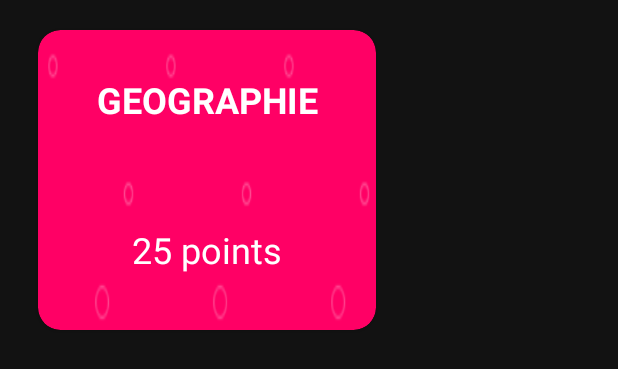
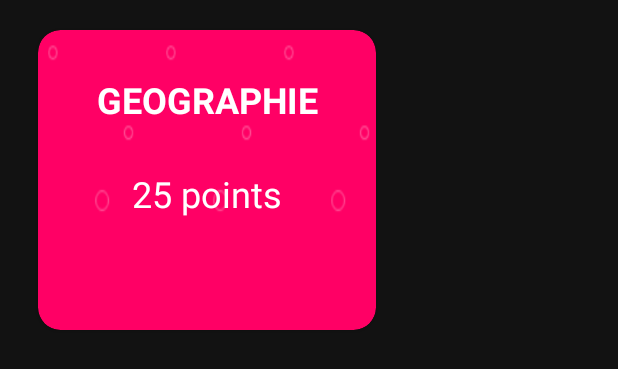
Before and after one commit to stevinho29/Quizzy-android-app, an Android app: the layout palmares_category.xml on its own in the app's theme, with its tools: preview values and no code run, on a phone screen of 412 x 824 dp. Shown: the top 369 px of the screen. Run offline under Robolectric (Android 15) with nearby library versions, the phone set to English and light mode, and no system bars.

Commit message:
Palmares OK

```diff
--- a/quizzy/app/src/main/java/com/example/quizzy/PalmaresActivity.java
+++ b/quizzy/app/src/main/java/com/example/quizzy/PalmaresActivity.java
@@ -49,7 +49,7 @@ public class PalmaresActivity extends AppCompatActivity  implements CategoryList
         adapter = new PalmaresCategoryAdapter(categoryList, this);
         rv = findViewById(R.id.palmares_category_recycler);
         // Set layout manager to position the items
-        rv.setLayoutManager(new LinearLayoutManager(this, LinearLayoutManager.HORIZONTAL, true));
+        rv.setLayoutManager(new LinearLayoutManager(this, LinearLayoutManager.HORIZONTAL, false));
         rv.setAdapter(adapter);
 
         adapter.setCategoryListener(mListener);
--- a/quizzy/app/src/main/java/com/example/quizzy/adapter/PalmaresCategoryAdapter.java
+++ b/quizzy/app/src/main/java/com/example/quizzy/adapter/PalmaresCategoryAdapter.java
@@ -7,14 +7,12 @@ import android.view.View;
 import android.view.ViewGroup;
 import android.widget.TextView;
 
-import androidx.annotation.NonNull;
 import androidx.recyclerview.widget.RecyclerView;
 
 import com.example.quizzy.R;
 import com.example.quizzy.interfaces.CategoryListener;
 import com.example.quizzy.interfaces.SelectListener;
 import com.example.quizzy.model.entities.Category;
-import com.example.quizzy.view.CategoryViewHolder;
 import com.example.quizzy.view.PalmaresCategoryViewHolder;
 
 import java.util.List;
@@ -47,7 +45,6 @@ public class PalmaresCategoryAdapter extends RecyclerView.Adapter<PalmaresCatego
     @Override
     public void onBindViewHolder(PalmaresCategoryViewHolder holder, int position) {
         holder.updateWithCategory(mCategories.get(position));
-        Log.d("ijoj0", mCategories.get(position).toString());
     }
 
     @Override
@@ -65,7 +62,4 @@ public class PalmaresCategoryAdapter extends RecyclerView.Adapter<PalmaresCatego
         Log.d("palmares category listener",libelle.getText().toString());
         mListener.onCategorySelected(libelle.getText().toString());
     }
-
-
-
 }
--- a/quizzy/app/src/main/res/layout/activity_palmares.xml
+++ b/quizzy/app/src/main/res/layout/activity_palmares.xml
@@ -34,16 +34,16 @@
             android:layout_height="wrap_content"
             android:orientation="vertical">
 
-            <HorizontalScrollView
+            <FrameLayout
                 android:layout_width="match_parent"
                 android:layout_height="270dp">
 
                 <androidx.recyclerview.widget.RecyclerView
                     android:id="@+id/palmares_category_recycler"
-                    android:layout_width="match_parent"
+                    android:layout_width="wrap_content"
                     android:layout_height="match_parent"
                     android:background="@color/colorWhite" />
-            </HorizontalScrollView>
+            </FrameLayout>
 
             <LinearLayout
                 android:layout_width="match_parent"
--- a/quizzy/app/src/main/res/layout/activity_register.xml
+++ b/quizzy/app/src/main/res/layout/activity_register.xml
@@ -26,11 +26,12 @@
         android:id="@+id/pseudoEdit"
         android:layout_width="239dp"
         android:layout_height="33dp"
+        android:background="@drawable/input"
         android:hint="@string/register_pseudo"
         android:textAlignment="viewStart"
         android:textColorHint="@color/colorWhite"
+
         android:textSize="18sp"
-
         app:layout_constraintBottom_toBottomOf="parent"
         app:layout_constraintEnd_toEndOf="parent"
         app:layout_constraintStart_toStartOf="parent"
@@ -128,6 +129,7 @@
         android:layout_width="240dp"
         android:layout_height="46dp"
         android:background="@color/colorHeader"
+        android:checked="false"
         android:text="@string/register_RGPD_check"
         app:layout_constraintBottom_toBottomOf="parent"
         app:layout_constraintEnd_toEndOf="parent"
--- a/quizzy/app/src/main/res/layout/palmares_category.xml
+++ b/quizzy/app/src/main/res/layout/palmares_category.xml
@@ -1,6 +1,12 @@
 <?xml version="1.0" encoding="utf-8"?>
-<androidx.cardview.widget.CardView xmlns:android="http://schemas.android.com/apk/res/android"
+<FrameLayout xmlns:android="http://schemas.android.com/apk/res/android"
     xmlns:app="http://schemas.android.com/apk/res-auto"
+    xmlns:tools="http://schemas.android.com/tools"
+    android:id="@+id/globalFrame"
+    android:layout_width="wrap_content"
+    android:layout_height="wrap_content">
+
+    <androidx.cardview.widget.CardView
         android:id="@+id/cardV"
         android:layout_width="@dimen/palmares_width"
         android:layout_height="@dimen/palmares_height"
@@ -14,11 +20,15 @@
         app:cardCornerRadius="@dimen/card_corner_radius">
 
         <LinearLayout
-        android:layout_width="match_parent"
-        android:layout_height="match_parent"
+            android:layout_width="wrap_content"
+            android:layout_height="wrap_content"
             android:background="@drawable/bullesh"
             android:orientation="vertical"
-        android:textAlignment="center">
+            android:textAlignment="center"
+            tools:layout_conversion_absoluteHeight="200dp"
+            tools:layout_conversion_absoluteWidth="225dp"
+            tools:layout_editor_absoluteX="0dp"
+            tools:layout_editor_absoluteY="0dp">
 
             <androidx.constraintlayout.widget.ConstraintLayout
                 android:layout_width="match_parent"
@@ -65,3 +75,5 @@
             </androidx.constraintlayout.widget.ConstraintLayout>
         </LinearLayout>
     </androidx.cardview.widget.CardView>
+
+</FrameLayout>
```
Also changed, not shown: quizzy/app/src/main/AndroidManifest.xml (+8 -7 lines), quizzy/app/src/main/java/com/example/quizzy/RegisterActivity.java (+8 -8 lines). Lines whose indentation alone changed are shown as unchanged.
